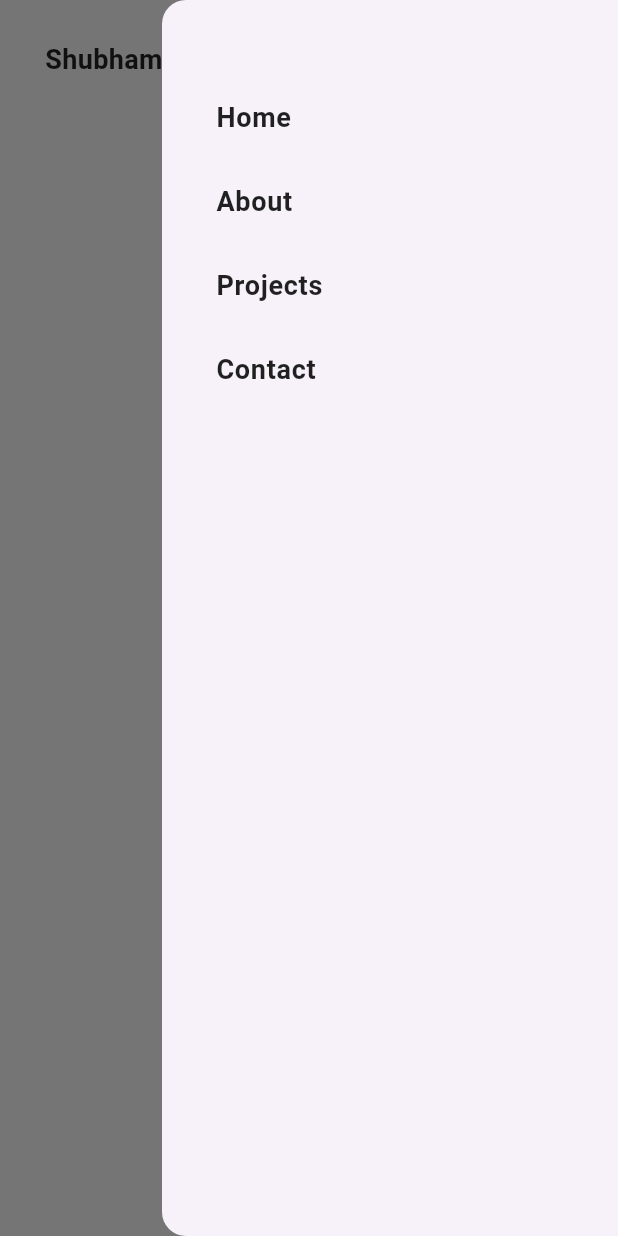
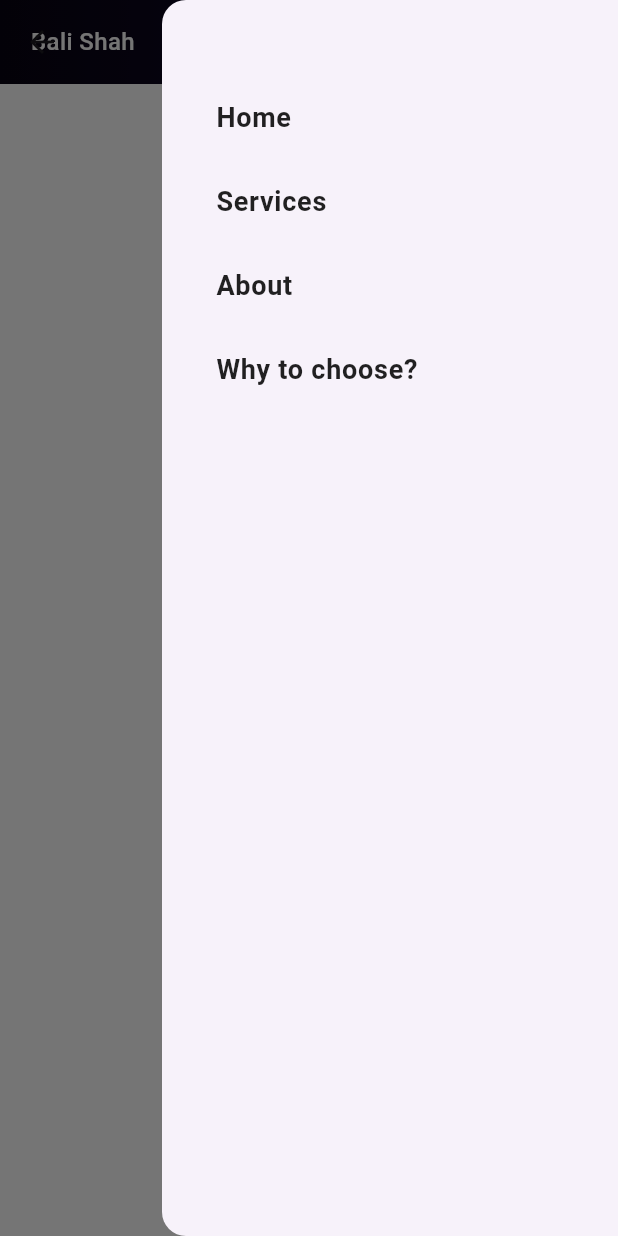
Before and after one commit to shubhamjdev5/Portfolio, a Flutter app: the HeaderWidget screen opened directly with empty values, with the side drawer open, on a phone screen of 412 x 824 dp. Run offline on Flutter 3.47's test engine with Material 3 defaults, Android fonts, the phone set to English and light mode, and no system bars.

Commit message:
created why to choose section

```diff
--- a/lib/core/constants/app_colors.dart
+++ b/lib/core/constants/app_colors.dart
@@ -0,0 +1,6 @@
+import 'package:flutter/material.dart';
+
+class AppColors {
+  static const Color whiteColor = Colors.white;
+  static const Color primaryBackground = Color(0xff070311);
+}
--- a/lib/core/constants/app_images.dart
+++ b/lib/core/constants/app_images.dart
@@ -0,0 +1,4 @@
+class AppImages {
+  static const String homeImage =
+      'asset/images/Hero-Images-Final_Our-Story.png';
+}
--- a/lib/core/constants/app_textstyles.dart
+++ b/lib/core/constants/app_textstyles.dart
@@ -0,0 +1,36 @@
+import 'package:flutter/widgets.dart';
+import 'package:insureme/core/constants/app_colors.dart';
+
+class AppTextstyles {
+  static const TextStyle white_24_500_24 = TextStyle(
+    fontSize: 24,
+    letterSpacing: 27,
+    color: AppColors.whiteColor,
+    fontWeight: FontWeight.w500,
+  );
+
+  static const TextStyle white_140_900_20 = TextStyle(
+    color: AppColors.whiteColor,
+    fontSize: 140,
+    fontWeight: FontWeight.w900,
+    letterSpacing: 20,
+  );
+
+  static const TextStyle white_20_500 = TextStyle(
+    fontSize: 20,
+    color: AppColors.whiteColor,
+    fontWeight: FontWeight.w500,
+  );
+
+  static const TextStyle white_50_500 = TextStyle(
+    fontSize: 50,
+    color: AppColors.whiteColor,
+    fontWeight: FontWeight.w500,
+  );
+
+  static const TextStyle white_16_600 = TextStyle(
+    fontSize: 16,
+    color: AppColors.whiteColor,
+    fontWeight: FontWeight.w500,
+  );
+}
--- a/lib/core/widgets/app_header.dart
+++ b/lib/core/widgets/app_header.dart
@@ -1,21 +1,26 @@
 import 'package:flutter/material.dart';
+import 'package:insureme/core/constants/app_textstyles.dart';
 import '../../core/utils/responsive.dart';
 
 class HeaderWidget extends StatefulWidget {
   final ScrollController scrollController;
   final VoidCallback onHomeTap;
   final VoidCallback onAboutTap;
-  final VoidCallback onProjectsTap;
-  final VoidCallback onContactTap;
+  final VoidCallback onServiceTap;
+  final VoidCallback whyChooseMeTap;
+
+  final List<Widget> screens;
 
   const HeaderWidget({
-    Key? key,
+    super.key,
     required this.scrollController,
     required this.onHomeTap,
     required this.onAboutTap,
-    required this.onProjectsTap,
-    required this.onContactTap,
-  }) : super(key: key);
+    required this.onServiceTap,
+    required this.whyChooseMeTap,
+
+    required this.screens,
+  });
 
   @override
   State<HeaderWidget> createState() => _HeaderWidgetState();
@@ -48,6 +53,7 @@ class _HeaderWidgetState extends State<HeaderWidget> {
 
   @override
   Widget build(BuildContext context) {
+    final size = MediaQuery.of(context).size;
     final isMobile = Responsive.isMobile(context);
 
     return AnimatedSlide(
@@ -60,26 +66,35 @@ class _HeaderWidgetState extends State<HeaderWidget> {
           key: _scaffoldKey,
           endDrawer: isMobile ? _buildDrawer(context) : null,
           backgroundColor: Colors.transparent,
-          body: Container(
-            padding: const EdgeInsets.symmetric(
-              horizontal: 30.0,
-              vertical: 16.0,
+          body: CustomScrollView(
+            slivers: [
+              SliverAppBar(
+                pinned: false, // Hides when scrolling down
+                floating: true, // Appears when scrolling up
+                snap: false, // Smooth reveal without snapping
+                expandedHeight: 50,
+                backgroundColor: Colors.transparent,
+                flexibleSpace: Container(
+                  decoration: BoxDecoration(
+                    gradient: LinearGradient(
+                      colors: [
+                        Color(0xff070311),
+                        Color(0xff0E0726),
+                        Color(0xff0A0519),
+                      ],
                     ),
-            color: Colors.white.withOpacity(0.95),
+                  ),
+                  child: Align(
+                    alignment: Alignment.center,
+                    child: Padding(
+                      padding: EdgeInsets.symmetric(
+                        horizontal: size.width * 0.05,
+                      ),
                       child: Row(
-              mainAxisAlignment: isMobile
-                  ? MainAxisAlignment.spaceBetween
-                  : MainAxisAlignment.end,
+                        mainAxisAlignment: MainAxisAlignment.spaceBetween,
                         children: [
                           // Logo or Name
-                Text(
-                  "Shubham",
-                  style: TextStyle(
-                    fontWeight: FontWeight.bold,
-                    fontSize: isMobile ? 18 : 22,
-                    color: Colors.black87,
-                  ),
-                ),
+                          Text("Bali Shah", style: AppTextstyles.white_16_600),
 
                           if (isMobile)
                             IconButton(
@@ -88,11 +103,15 @@ class _HeaderWidgetState extends State<HeaderWidget> {
                             )
                           else
                             Row(
+                              spacing: 30,
                               children: [
                                 _buildNavItem("Home", widget.onHomeTap),
+                                _buildNavItem("Services", widget.onServiceTap),
                                 _buildNavItem("About", widget.onAboutTap),
-                      _buildNavItem("Projects", widget.onProjectsTap),
-                      _buildNavItem("Contact", widget.onContactTap),
+                                _buildNavItem(
+                                  "Why to choose?",
+                                  widget.whyChooseMeTap,
+                                ),
                               ],
                             ),
                         ],
@@ -100,23 +119,19 @@ class _HeaderWidgetState extends State<HeaderWidget> {
                     ),
                   ),
                 ),
+              ),
+              SliverList(delegate: SliverChildListDelegate(widget.screens)),
+            ],
+          ),
+        ),
+      ),
     );
   }
 
   Widget _buildNavItem(String title, VoidCallback onTap) {
-    return Padding(
-      padding: const EdgeInsets.symmetric(horizontal: 16),
-      child: InkWell(
+    return InkWell(
       onTap: onTap,
-        child: Text(
-          title,
-          style: const TextStyle(
-            fontSize: 16,
-            fontWeight: FontWeight.w600,
-            color: Colors.black87,
-          ),
-        ),
-      ),
+      child: Text(title, style: AppTextstyles.white_16_600),
     );
   }
 
@@ -126,9 +141,9 @@ class _HeaderWidgetState extends State<HeaderWidget> {
         padding: const EdgeInsets.symmetric(vertical: 50, horizontal: 20),
         children: [
           _drawerItem("Home", widget.onHomeTap),
-          _drawerItem("About", widget.onAboutTap),
-          _drawerItem("Projects", widget.onProjectsTap),
-          _drawerItem("Contact", widget.onContactTap),
+          _drawerItem("Services", widget.onAboutTap),
+          _drawerItem("About", widget.whyChooseMeTap),
+          _drawerItem("Why to choose?", widget.whyChooseMeTap),
         ],
       ),
     );
--- a/pubspec.yaml
+++ b/pubspec.yaml
@@ -58,9 +58,9 @@ flutter:
   uses-material-design: true
 
   # To add assets to your application, add an assets section, like this:
-  # assets:
-  #   - images/a_dot_burr.jpeg
-  #   - images/a_dot_ham.jpeg
+  assets:
+    - asset/images/
+
 
   # An image asset can refer to one or more resolution-specific "variants", see
   # https://flutter.dev/to/resolution-aware-images
```
Also changed, not shown: lib/features/base/base_screen.dart (+16 -24 lines), lib/features/sections/home_section.dart (+31 -30 lines), lib/features/sections/services_section.dart (added, +124 -0 lines), lib/features/sections/why_choose_me_section.dart (added, +236 -0 lines), asset/images/Hero-Images-Final_Our-Story.png (added), lib/core/utils/app_extension.dart (added), 1 other file. Lines whose indentation alone changed are shown as unchanged.
